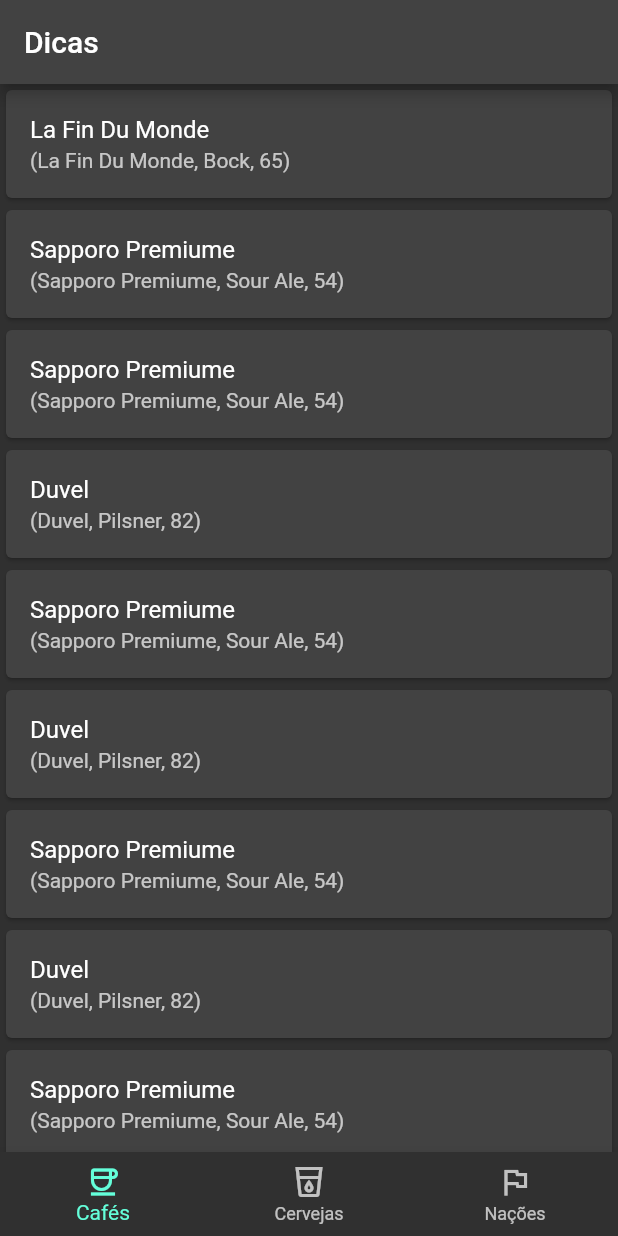
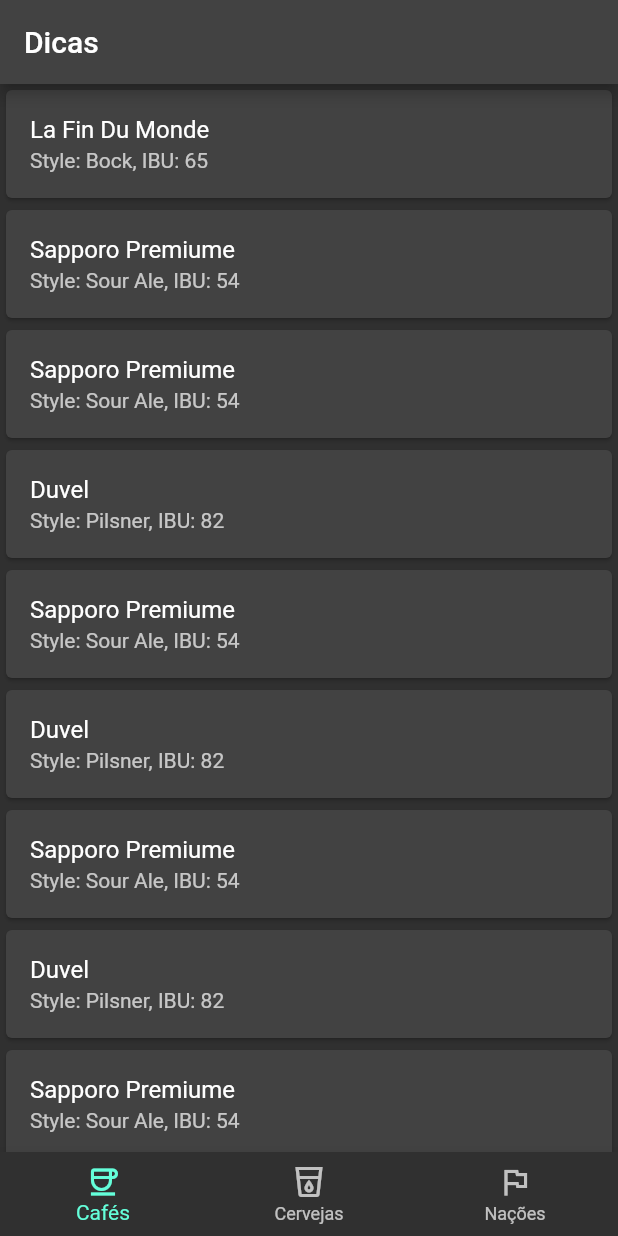
Before and after one commit to tallysdev/learning-Dart, a Flutter app: the screen it shows after launch, on a phone screen of 412 x 824 dp. Run offline on Flutter 3.47's test engine with Material 2 defaults, Android fonts, the phone set to English and light mode, and no system bars.

Commit message:
:sparkles:feat: Passando todas as informações no tile

```diff
--- a/receita4/lib/main.dart
+++ b/receita4/lib/main.dart
@@ -30,7 +30,7 @@ class MyApp extends StatelessWidget {
           appBar: AppBar(
             title: const Text("Dicas"),
           ),
-          body: MytileWidget(objects: dataObjects),
+          body: MytileWidget(objects: dataObjects, propertyNames: const ["Style", "IBU"],),
           bottomNavigationBar: NewNavBar(),
         ));
   }
@@ -68,7 +68,8 @@ class DataBodyWidget extends StatelessWidget {
         propertyNames = ["name", "style", "ibu"];
 
     return DataTable(
-        columns: columnNames.map((name) => DataColumn(
+        columns: columnNames
+            .map((name) => DataColumn(
                 label: Expanded(
                     child: Text(name,
                         style: const TextStyle(fontStyle: FontStyle.italic)))))
@@ -84,21 +85,25 @@ class DataBodyWidget extends StatelessWidget {
 
 class MytileWidget extends StatelessWidget {
   List objects;
+  List propertyNames;
 
-  MytileWidget({this.objects = const []});
+  MytileWidget({this.objects = const [], this.propertyNames = const []});
 
   @override
   Widget build(BuildContext context) {
     // var columnNames = ["Nome", "Estilo", "IBU"],
     //     propertyNames = ["name", "style", "ibu"];
 
-    return ListView(children: [
-      for (Map i in objects)
-        Card(child: ListTile(
-          title: Text(i["name"].toString()),
-          subtitle: Text(i.values.toString()),
-        ))
-    ]);
+    return ListView.builder(
+      itemCount: objects.length,
+      itemBuilder: (BuildContext context, int index) {
+        return Card(
+            child: ListTile(
+          title: Text(objects[index]["name"]),
+          subtitle: Text("${propertyNames[0]}: ${objects[index]["style"]}, IBU: ${objects[index]["ibu"]}"),
+        ));
+      },
+    );
   }
 }
 
```
